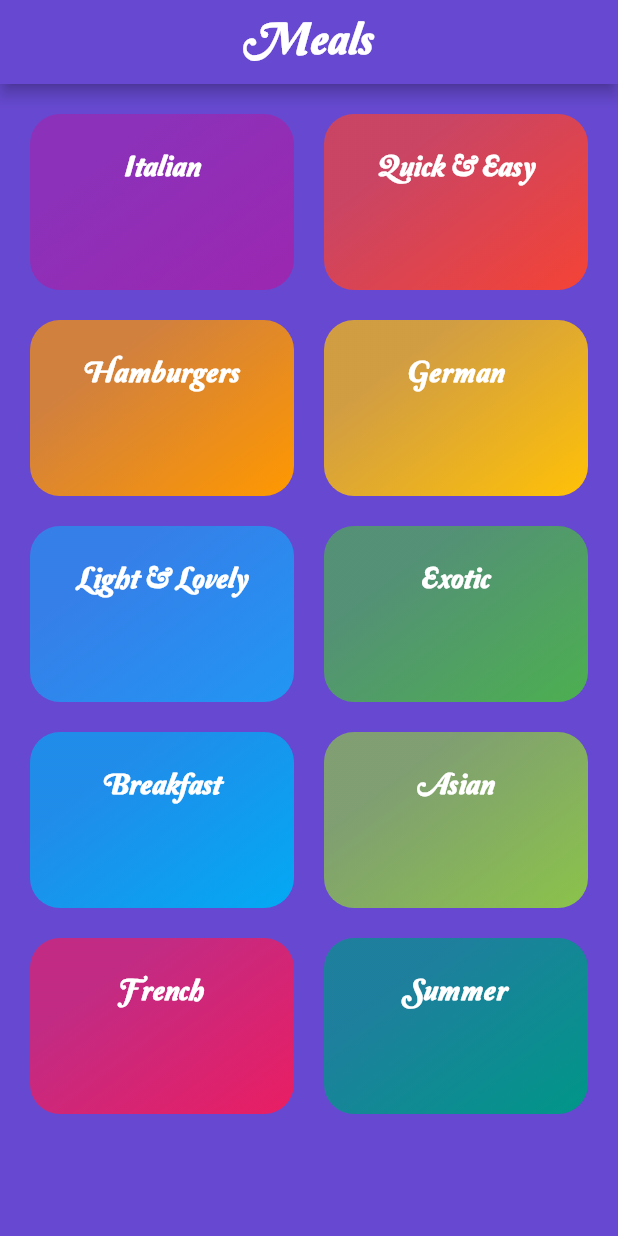
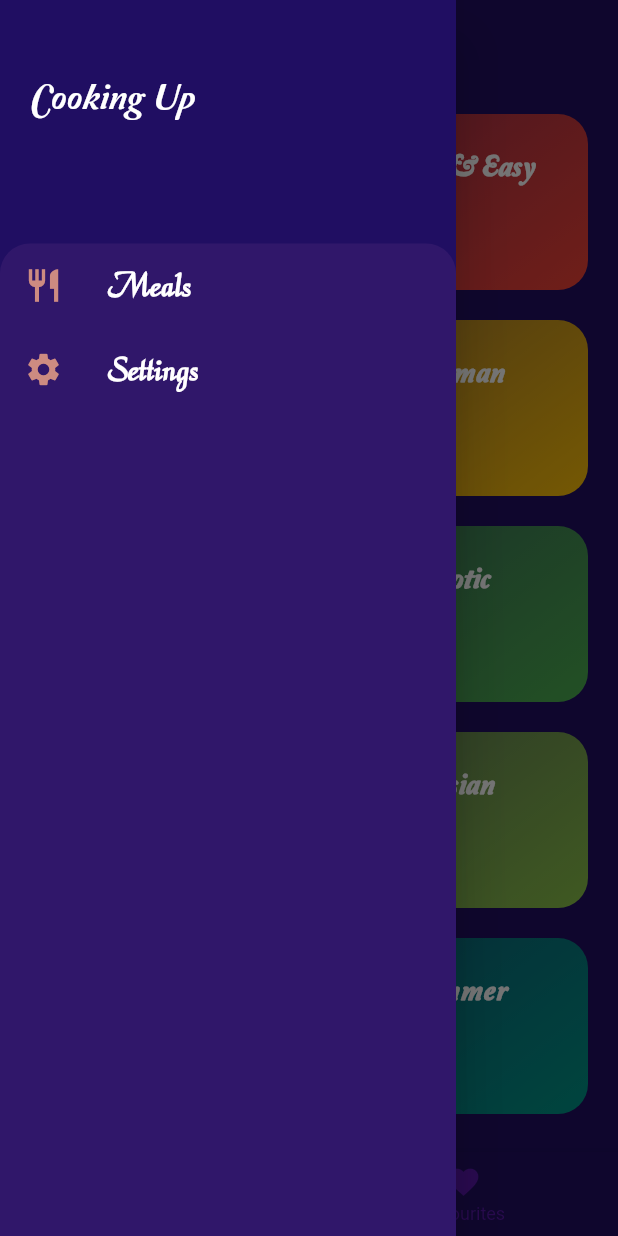
Before and after one commit to darlingtonhp/Flutter-Meals-App-Recipe-App, a Flutter app: the screen it shows after launch, with the side drawer open (before the commit the screen has no drawer), on a phone screen of 412 x 824 dp. Run offline on Flutter 3.47's test engine with Material 2 defaults, Android fonts, the phone set to English and light mode, and no system bars; our stand-ins replace auto_route.

Commit message:
'step-2'

```diff
--- a/lib/main.dart
+++ b/lib/main.dart
@@ -1,13 +1,53 @@
 import 'package:flutter/material.dart';
-import 'package:meals_app/views/constant/routes.gr.dart';
+import 'package:meals_app/models/dummy_data.dart';
+import 'package:meals_app/models/meal.dart';
+import 'package:meals_app/views/constants/routes.gr.dart';
 
 void main() {
-  runApp(MyApp());
+  runApp(const MyApp());
 }
 
-class MyApp extends StatelessWidget {
-  MyApp({super.key});
+class MyApp extends StatefulWidget {
+  const MyApp({super.key});
+
+  @override
+  State<MyApp> createState() => _MyAppState();
+}
+
+class _MyAppState extends State<MyApp> {
+  Map<String, bool> _filters = {
+    'gluten': false,
+    'lactose': false,
+    'vegan': false,
+    'vegetarian': false,
+  };
+  List<Meal> _availableMeals = DummyData().mealsData;
+
+  void _setFilters(Map<String, bool> filterData) {
+    setState(
+      () {
+        _filters = filterData;
+        _availableMeals = DummyData().mealsData.where((meal) {
+          if (_filters['gluten']! && !meal.isGlutenFree) {
+            return false;
+          }
+          if (_filters['lactose']! && !meal.isLactoseFree) {
+            return false;
+          }
+          if (_filters['vegan']! && !meal.isVegan) {
+            return false;
+          }
+          if (_filters['vegetarian']! && !meal.isVegetarian) {
+            return false;
+          }
+          return true;
+        }).toList();
+      },
+    );
+  }
+
   final _appRouter = AppRouter();
+
   @override
   Widget build(BuildContext context) {
     return MaterialApp.router(
@@ -17,21 +57,21 @@ class MyApp extends StatelessWidget {
       title: 'Meals App',
       theme: ThemeData(
         colorScheme: ColorScheme.fromSwatch().copyWith(
-          primary: const Color(0XFF6649D0),
+          primary: const Color(0XFF200E62),
         ),
-        scaffoldBackgroundColor: const Color(0XFF6649D0),
+        scaffoldBackgroundColor: const Color(0XFF200E62),
         canvasColor: const Color.fromRGBO(251, 251, 251, 1),
         fontFamily: 'CalligraphyFLF',
         textTheme: ThemeData.light().textTheme.copyWith(
               bodyLarge: const TextStyle(
                 fontWeight: FontWeight.w900,
                 fontSize: 25,
-                color: Color.fromRGBO(20, 51, 51, 1),
+                color: Colors.white,
               ),
               bodySmall: const TextStyle(
                 fontWeight: FontWeight.w900,
                 fontSize: 20,
-                color: Color.fromRGBO(20, 51, 51, 1),
+                color: Colors.white,
               ),
               titleLarge: const TextStyle(
                 color: Colors.white,
--- a/lib/views/categories_page.dart
+++ b/lib/views/categories_page.dart
@@ -10,12 +10,7 @@ class CategoriesPage extends StatelessWidget {
 
   @override
   Widget build(BuildContext context) {
-    return Scaffold(
-      appBar: AppBar(
-        centerTitle: true,
-        title: const Text('Meals'),
-      ),
-      body: GridView(
+    return GridView(
       padding: const EdgeInsets.all(20),
       gridDelegate: const SliverGridDelegateWithMaxCrossAxisExtent(
         crossAxisSpacing: 20,
@@ -24,13 +19,14 @@ class CategoriesPage extends StatelessWidget {
         childAspectRatio: 3 / 2,
       ),
       children: dummyData.categoriesData
-            .map((catData) => CategoryItem(
+          .map(
+            (catData) => CategoryItem(
               title: catData.title,
               color: catData.color,
               id: catData.id,
-                ))
+            ),
+          )
           .toList(),
-      ),
     );
   }
 }
--- /dev/null
+++ b/lib/views/tab_bar_page.dart
@@ -0,0 +1,122 @@
+import 'package:auto_route/auto_route.dart';
+import 'package:flutter/material.dart';
+import 'package:meals_app/views/constants/routes.gr.dart';
+
+import '../widgets/main_drawer.dart';
+
+class TabBarPage extends StatefulWidget {
+  static const String name = 'TabBarRoute';
+  const TabBarPage({
+    Key? key,
+  }) : super(key: key);
+
+  @override
+  State<TabBarPage> createState() => _TabBarPageState();
+}
+
+class _TabBarPageState extends State<TabBarPage> {
+  // final List<Map<String, Object>> _pages = const [
+  //   {'page': CategoriesPage(), 'title': 'Categories'},
+  //   {'page': FavouritesPage(), 'title': 'Favourites'},
+  // ];
+  // int _pageIndex = 0;
+
+  // void _selectedPage(int index) {
+  //   setState(() {
+  //     _pageIndex = index;
+  //   });
+  // }
+
+  @override
+  Widget build(BuildContext context) {
+    return AutoTabsRouter(
+      routes: const [
+        CategoriesRoute(),
+        FavouritesRoute(),
+      ],
+      builder: (context, child, animation) {
+        final tabsRouter = AutoTabsRouter.of(context);
+        return Scaffold(
+          appBar: AppBar(
+            elevation: 0,
+            centerTitle: true,
+            title: Text(context.topRoute.name),
+          ),
+          drawer: const MainDrawer(),
+          body: FadeTransition(
+            opacity: animation,
+            child: child,
+          ),
+          bottomNavigationBar: BottomNavigationBar(
+            backgroundColor: Theme.of(context).scaffoldBackgroundColor,
+            unselectedItemColor: const Color(0XFF5A16AD),
+            selectedItemColor: const Color(0XFFE59985),
+            currentIndex: tabsRouter.activeIndex,
+            onTap: (index) {
+              tabsRouter.setActiveIndex(index);
+            },
+            items: const [
+              BottomNavigationBarItem(
+                icon: Icon(
+                  Icons.category,
+                ),
+                label: 'Categories',
+              ),
+              BottomNavigationBarItem(
+                icon: Icon(
+                  Icons.favorite,
+                ),
+                label: 'Favourites',
+              ),
+            ],
+          ),
+        );
+      },
+    );
+  }
+}
+
+
+// Scaffold(
+//       appBar: AppBar(
+//         elevation: 0,
+//         centerTitle: true,
+//         title: Text(
+//           _pages[_pageIndex]['title'] as String,
+//         ),
+//       ),
+//       drawer: const MainDrawer(),
+//       body: _pages[_pageIndex]['page'] as Widget,
+//       bottomNavigationBar: BottomNavigationBar(
+//         elevation: 0,
+//         selectedLabelStyle: const TextStyle(
+//           fontFamily: 'Calligraphy',
+//           fontSize: 20,
+//           fontWeight: FontWeight.bold,
+//         ),
+//         unselectedLabelStyle: const TextStyle(
+//           fontFamily: 'Calligraphy',
+//           fontSize: 20,
+//           fontWeight: FontWeight.bold,
+//         ),
+//         onTap: _selectedPage,
+//         backgroundColor: Theme.of(context).scaffoldBackgroundColor,
+//         unselectedItemColor: const Color(0XFF5A16AD),
+//         selectedItemColor: const Color(0XFFE59985),
+//         currentIndex: _pageIndex,
+//         items: const [
+//           BottomNavigationBarItem(
+//             icon: Icon(
+//               Icons.category,
+//             ),
+//             label: 'Categories',
+//           ),
+//           BottomNavigationBarItem(
+//             icon: Icon(
+//               Icons.favorite,
+//             ),
+//             label: 'Favourites',
+//           ),
+//         ],
+//       ),
+//     );
--- a/lib/widgets/category_item.dart
+++ b/lib/widgets/category_item.dart
@@ -1,17 +1,22 @@
 import 'package:auto_route/auto_route.dart';
 import 'package:flutter/material.dart';
-import 'package:meals_app/views/constant/routes.gr.dart';
+import 'package:meals_app/views/constants/routes.gr.dart';
 
 class CategoryItem extends StatelessWidget {
   final String id;
   final String title;
   final Color color;
-  const CategoryItem(
-      {Key? key, required this.title, required this.color, required this.id})
-      : super(key: key);
+  const CategoryItem({
+    Key? key,
+    required this.title,
+    required this.color,
+    required this.id,
+  }) : super(key: key);
   void selectCategory(BuildContext context) {
-    context.router
-        .push(CategoryMealsRoute(categoryId: id, categoryTitle: title));
+    context.router.push(CategoryMealsRoute(
+      categoryId: id,
+      categoryTitle: title,
+    ));
   }
 
   @override
--- /dev/null
+++ b/lib/widgets/main_drawer.dart
@@ -0,0 +1,84 @@
+import 'package:auto_route/auto_route.dart';
+import 'package:flutter/material.dart';
+import 'package:meals_app/views/constants/routes.gr.dart';
+
+class MainDrawer extends StatelessWidget {
+  const MainDrawer({
+    Key? key,
+  }) : super(key: key);
+
+  ListTile buildListStyle(
+      {required BuildContext context,
+      required IconData icon,
+      required String text,
+      required VoidCallback onTap}) {
+    return ListTile(
+      leading: Icon(
+        icon,
+        size: 26,
+        color: const Color(0XFFCD8B81),
+      ),
+      title: Text(
+        text,
+        style: Theme.of(context).textTheme.bodyLarge,
+      ),
+      onTap: onTap,
+    );
+  }
+
+  @override
+  Widget build(BuildContext context) {
+    return SafeArea(
+      child: Drawer(
+        backgroundColor: Theme.of(context).scaffoldBackgroundColor,
+        child: Column(
+          children: [
+            Expanded(
+              flex: 1,
+              child: Container(
+                width: double.infinity,
+                padding: const EdgeInsets.all(20),
+                alignment: Alignment.centerLeft,
+                child: Text(
+                  'Cooking Up',
+                  style: Theme.of(context).textTheme.titleMedium,
+                ),
+              ),
+            ),
+            const SizedBox(
+              height: 30,
+            ),
+            Expanded(
+              flex: 5,
+              child: Container(
+                decoration: const BoxDecoration(
+                    color: Color(0XFF30176A),
+                    borderRadius: BorderRadius.only(
+                        topLeft: Radius.circular(20),
+                        topRight: Radius.circular(20))),
+                child: Column(
+                  children: [
+                    buildListStyle(
+                      context: context,
+                      icon: Icons.restaurant,
+                      text: 'Meals',
+                      onTap: () {
+                        context.router.push(const TabBarRoute());
+                      },
+                    ),
+                    buildListStyle(
+                      context: context,
+                      icon: Icons.settings,
+                      text: 'Settings',
+                      onTap: () => context.router.push(const FiltersRoute()),
+                    ),
+                  ],
+                ),
+              ),
+            ),
+          ],
+        ),
+      ),
+    );
+  }
+}
--- a/lib/widgets/meal_item.dart
+++ b/lib/widgets/meal_item.dart
@@ -1,7 +1,7 @@
 import 'package:auto_route/auto_route.dart';
 import 'package:flutter/material.dart';
 import 'package:meals_app/models/meal.dart';
-import 'package:meals_app/views/constant/routes.gr.dart';
+import 'package:meals_app/views/constants/routes.gr.dart';
 
 class MealItem extends StatelessWidget {
   final String id;
```
Also changed, not shown: lib/views/constant/routes.dart (deleted, +0 -15 lines), lib/views/constants/routes.dart (added, +32 -0 lines), lib/views/favourites_page.dart (added, +12 -0 lines), lib/views/filters_page.dart (added, +154 -0 lines), lib/views/constant/routes.gr.dart (deleted), lib/views/constants/routes.gr.dart (added), 1 other file. Lines whose indentation alone changed are shown as unchanged.
